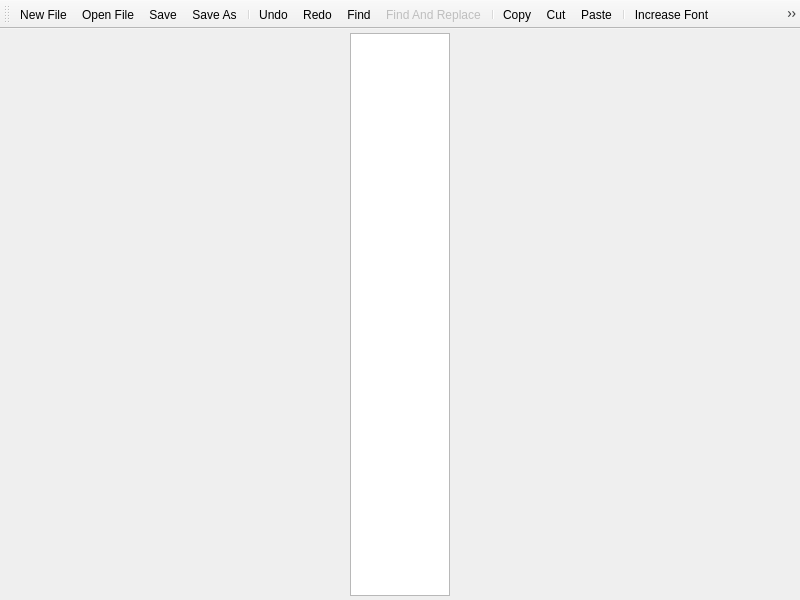
Qt form forms/mainwindow.ui (alirezah95/QssCreator) before a commit.
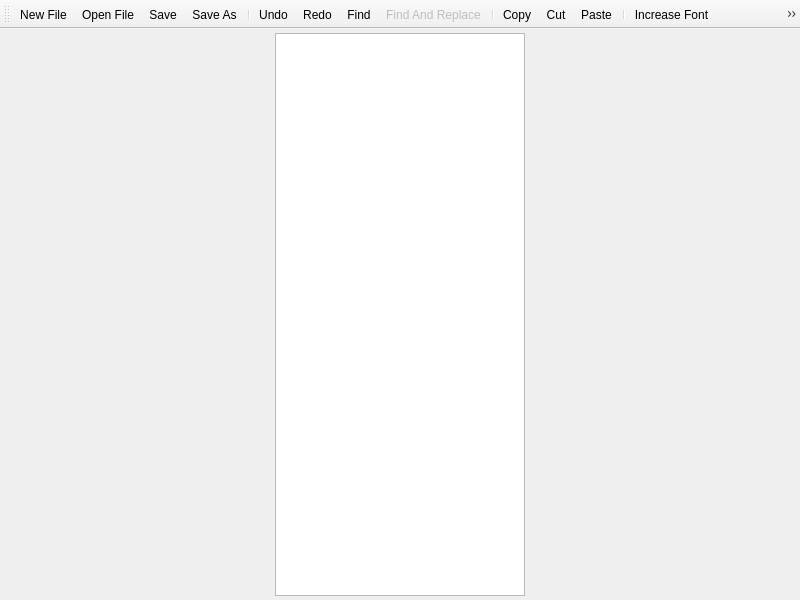
The same form after that commit. Icons and pictures are not drawn.

Commit message: refactor: set max width for vars list view

Diff of the .ui file:
```diff
--- a/forms/mainwindow.ui
+++ b/forms/mainwindow.ui
@@ -35,6 +35,12 @@
         <verstretch>0</verstretch>
        </sizepolicy>
       </property>
+      <property name="maximumSize">
+       <size>
+        <width>250</width>
+        <height>16777215</height>
+       </size>
+      </property>
       <property name="sizeAdjustPolicy">
        <enum>QAbstractScrollArea::AdjustToContents</enum>
       </property>
```
